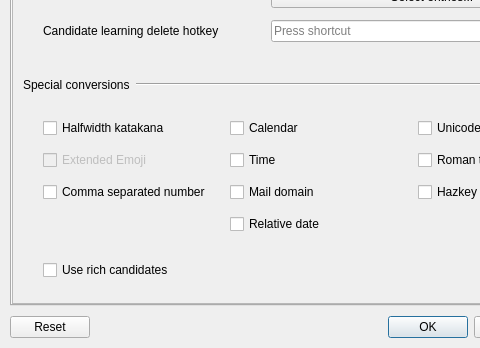
The window that hazkey-settings/mainwindow.ui (presire/hazkey-community) describes before a commit, drawn with Qt 5; both pictures show x 0 to 480 and y 252 to 600 of the 650 by 600 pixel window.
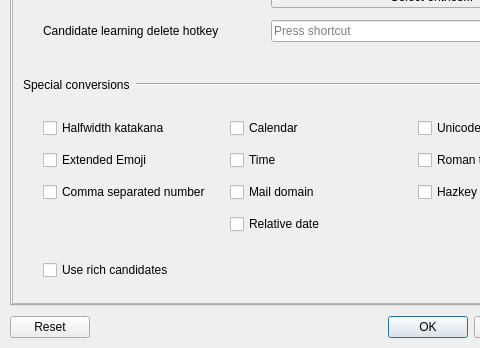
The same window after the commit. The open tabs and pages were chosen to show the change. Icons and pictures are not drawn.

Commit message:
feat(settings): enable extended emoji configuration
Enable the Extended Emoji checkbox and load missing optional values as enabled.

```diff
--- a/hazkey-settings/mainwindow.ui
+++ b/hazkey-settings/mainwindow.ui
@@ -694,9 +694,6 @@
              </item>
               <item row="1" column="0">
                <widget class="QCheckBox" name="extendedEmojiConversion">
-                <property name="enabled">
-                 <bool>false</bool>
-                </property>
                 <property name="text">
                  <string>Extended Emoji</string>
                 </property>
```
The commit also changes 2 other files.
